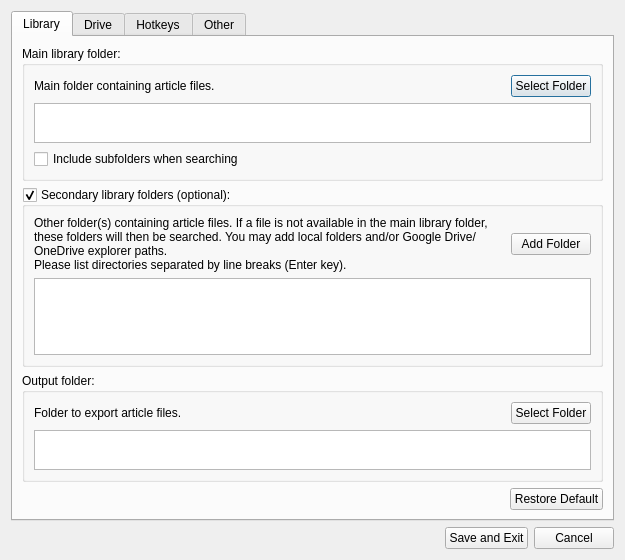
Qt form ui/preferences.ui (crossing96/Pub-Xel) before a commit.
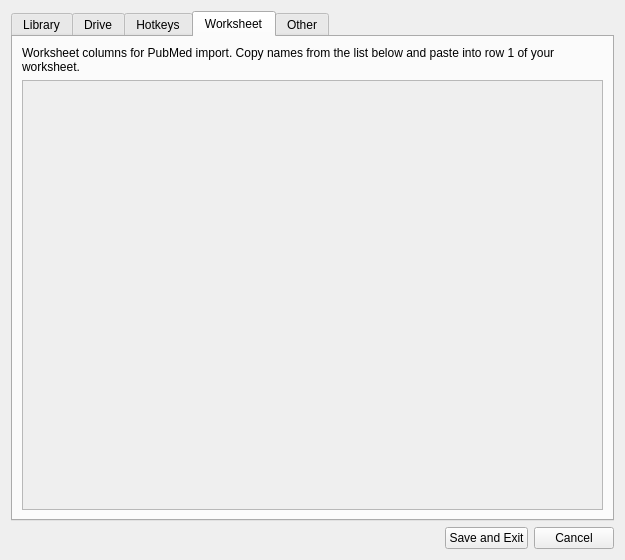
The same form after that commit. The open tabs and pages were chosen to show the change.

```diff
--- a/ui/preferences.ui
+++ b/ui/preferences.ui
@@ -686,6 +686,41 @@
        </item>
       </layout>
      </widget>
+     <widget class="QWidget" name="tab_worksheet">
+      <attribute name="title">
+       <string>Worksheet</string>
+      </attribute>
+      <layout class="QVBoxLayout" name="verticalLayout_worksheet">
+       <item>
+        <widget class="QLabel" name="label_worksheet">
+         <property name="text">
+          <string>Worksheet columns for PubMed import. Copy names from the list below and paste into row 1 of your worksheet.</string>
+         </property>
+         <property name="wordWrap">
+          <bool>true</bool>
+         </property>
+        </widget>
+       </item>
+       <item>
+        <widget class="QScrollArea" name="scrollArea_worksheet_columns">
+         <property name="widgetResizable">
+          <bool>true</bool>
+         </property>
+         <widget class="QWidget" name="scrollLayout_worksheet">
+          <property name="geometry">
+           <rect>
+            <x>0</x>
+            <y>0</y>
+            <width>560</width>
+            <height>340</height>
+           </rect>
+          </property>
+          <layout class="QGridLayout" name="gridLayout_worksheet_columns" columnstretch="1,1,2,6"/>
+         </widget>
+        </widget>
+       </item>
+      </layout>
+     </widget>
      <widget class="QWidget" name="tab_other">
       <attribute name="title">
        <string>Other</string>
```
